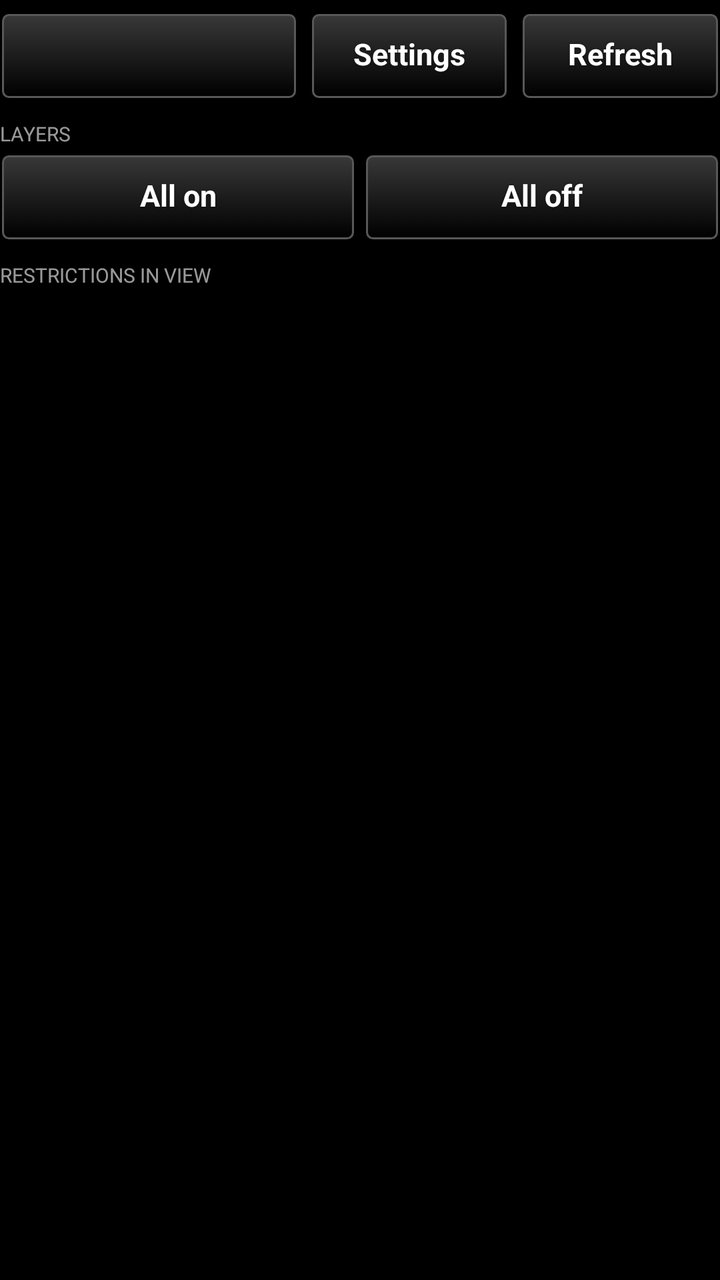
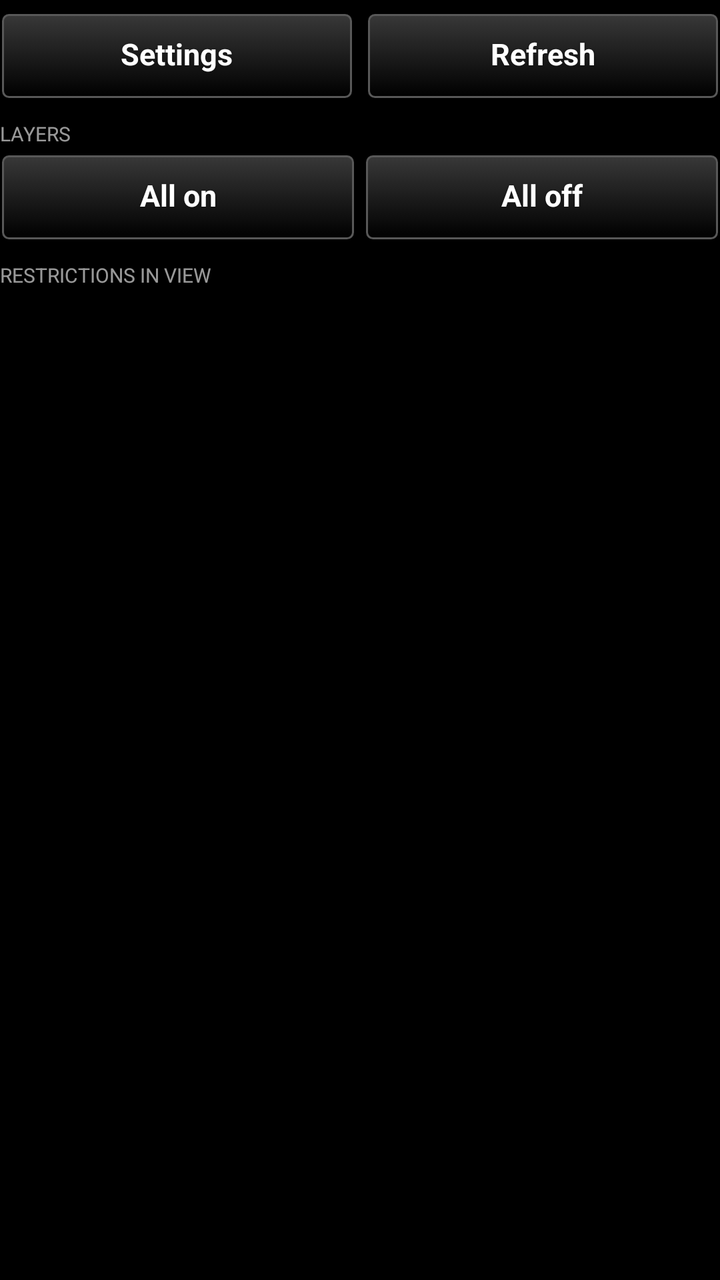

Before-and-after screenshots of an Android layout around one commit, followed by the original layout XML and the change that was made.
<!-- AndroidManifest.xml: application theme AppTheme -->
<!-- res/layout/controls_header.xml -->
<?xml version="1.0" encoding="utf-8"?>
<LinearLayout xmlns:android="http://schemas.android.com/apk/res/android"
    android:layout_width="match_parent"
    android:layout_height="wrap_content"
    android:orientation="vertical">

    <LinearLayout
        android:layout_width="match_parent"
        android:layout_height="wrap_content"
        android:orientation="horizontal"
        android:layout_marginTop="6dp">

        
        <Button
            android:id="@+id/btn_switch"
            style="@style/TakwerxButton"
            android:layout_width="0dp"
            android:layout_weight="1.5"
            android:layout_height="wrap_content" />

        <Button
            android:id="@+id/btn_settings"
            style="@style/TakwerxButton"
            android:layout_width="0dp"
            android:layout_weight="1"
            android:layout_height="wrap_content"
            android:layout_marginLeft="6dp"
            android:text="@string/settings" />

        <Button
            android:id="@+id/btn_refresh"
            style="@style/TakwerxButton"
            android:layout_width="0dp"
            android:layout_weight="1"
            android:layout_height="wrap_content"
            android:layout_marginLeft="6dp"
            android:text="@string/refresh" />
    </LinearLayout>

    
    <TextView
        style="@style/TakwerxSectionHeading"
        android:layout_width="match_parent"
        android:layout_height="wrap_content"
        android:paddingTop="10dp"
        android:text="Layers" />

    <LinearLayout
        android:layout_width="match_parent"
        android:layout_height="wrap_content"
        android:orientation="horizontal">

        <Button
            android:id="@+id/layers_all_on"
            style="@style/TakwerxButton"
            android:layout_width="0dp"
            android:layout_weight="1"
            android:layout_height="wrap_content"
            android:layout_marginRight="4dp"
            android:text="All on" />

        <Button
            android:id="@+id/layers_all_off"
            style="@style/TakwerxButton"
            android:layout_width="0dp"
            android:layout_weight="1"
            android:layout_height="wrap_content"
            android:text="All off" />
    </LinearLayout>

    <LinearLayout
        android:id="@+id/layer_list"
        android:layout_width="match_parent"
        android:layout_height="wrap_content"
        android:orientation="vertical" />

    <TextView
        android:id="@+id/list_heading"
        style="@style/TakwerxSectionHeading"
        android:layout_width="match_parent"
        android:layout_height="wrap_content"
        android:paddingTop="10dp"
        android:text="@string/heading_list" />

</LinearLayout>
<!-- resources referenced by this layout -->
<resources>
  <string name="heading_list">Restrictions in view</string>
  <string name="refresh">Refresh</string>
  <string name="settings">Settings</string>
  <style name="TakwerxButton" parent="@style/darkButton">
          <item name="android:paddingLeft">12dp</item>
          <item name="android:paddingRight">12dp</item>
          <item name="android:paddingTop">6dp</item>
          <item name="android:paddingBottom">8dp</item>
          <item name="android:minHeight">44dp</item>
          <item name="android:minWidth">0dp</item>
          <item name="android:textSize">15sp</item>
          <item name="android:singleLine">true</item>
          <item name="android:ellipsize">end</item>
      </style>
  <style name="TakwerxSectionHeading">
          <item name="android:textSize">10sp</item>
          <item name="android:textAllCaps">true</item>
          <item name="android:textColor">@color/white</item>
          <item name="android:alpha">0.6</item>
          <item name="android:paddingTop">10dp</item>
          <item name="android:paddingBottom">3dp</item>
      </style>
  <style name="AppTheme" parent="@android:style/Theme.Holo">
          <item name="android:buttonStyle">@android:style/Widget.Button</item>
          <item name="android:imageButtonStyle">@android:style/Widget.Button</item>
          <item name="android:buttonStyleToggle">@android:style/Widget.Button</item>
          <item name="android:spinnerStyle">@style/ATAKSpinner</item>
          <item name="android:spinnerItemStyle">@style/ATAKSpinnerItem</item>
          <item name="android:editTextStyle">@style/ATAKEditText</item>
      </style>
  <style name="darkButton" parent="@android:style/Widget.Button">
          <item name="android:background">@drawable/btn_gray</item>
          <item name="android:shadowColor">@color/darker_gray</item>
          <item name="android:shadowDy">1</item>
          <item name="android:shadowRadius">2</item>
          <item name="android:textColor">@color/white</item>
          <item name="android:textStyle">bold</item>
          <item name="android:paddingTop">0dp</item>
          <item name="android:paddingBottom">3dp</item>
          <item name="android:textSize">@dimen/fontSize</item>
      </style>
  <color name="white">#ffffff</color>
  <style name="ATAKSpinner" parent="@android:style/Widget.Spinner">
          <item name="android:spinnerMode">dialog</item>
      </style>
  <style name="ATAKSpinnerItem">
          <item name="android:textColor">@android:color/white</item>
          <item name="android:dropDownVerticalOffset">0dip</item>
          <item name="android:dropDownHorizontalOffset">0dip</item>
          <item name="android:dropDownWidth">wrap_content</item>
          <item name="android:gravity">left|center_vertical</item>
      </style>
  <style name="ATAKEditText" parent="@android:style/Widget.EditText">
          
          
  
          
          <item name="android:imeOptions">flagNoFullscreen</item>
      </style>
  <color name="darker_gray">#121212</color>
  <dimen name="fontSize">14sp</dimen>
  <!-- drawable new_dark_button_disabled (drawable) -->
  <?xml version="1.0" encoding="utf-8"?>
  <layer-list xmlns:android="http://schemas.android.com/apk/res/android">
      <item android:bottom="1dp" android:right="1dp" android:left="1dp" android:top="1dp">
          <shape android:shape="rectangle">
              <corners android:radius="3dp" />
              <stroke
                  android:width="1dp"
                  android:color="#484848" />
              <solid android:color="#484848" />
          </shape>
      </item>
  </layer-list>
  <!-- unchanged entries left out for length: 3 -->
</resources>

<!-- the commit's change to res/layout/controls_header.xml (unified diff, before → after) -->
@@ -12,19 +12,11 @@
 
         
         <Button
-            android:id="@+id/btn_switch"
-            style="@style/TakwerxButton"
-            android:layout_width="0dp"
-            android:layout_weight="1.5"
-            android:layout_height="wrap_content" />
-
-        <Button
             android:id="@+id/btn_settings"
             style="@style/TakwerxButton"
             android:layout_width="0dp"
             android:layout_weight="1"
             android:layout_height="wrap_content"
-            android:layout_marginLeft="6dp"
             android:text="@string/settings" />
 
         <Button
